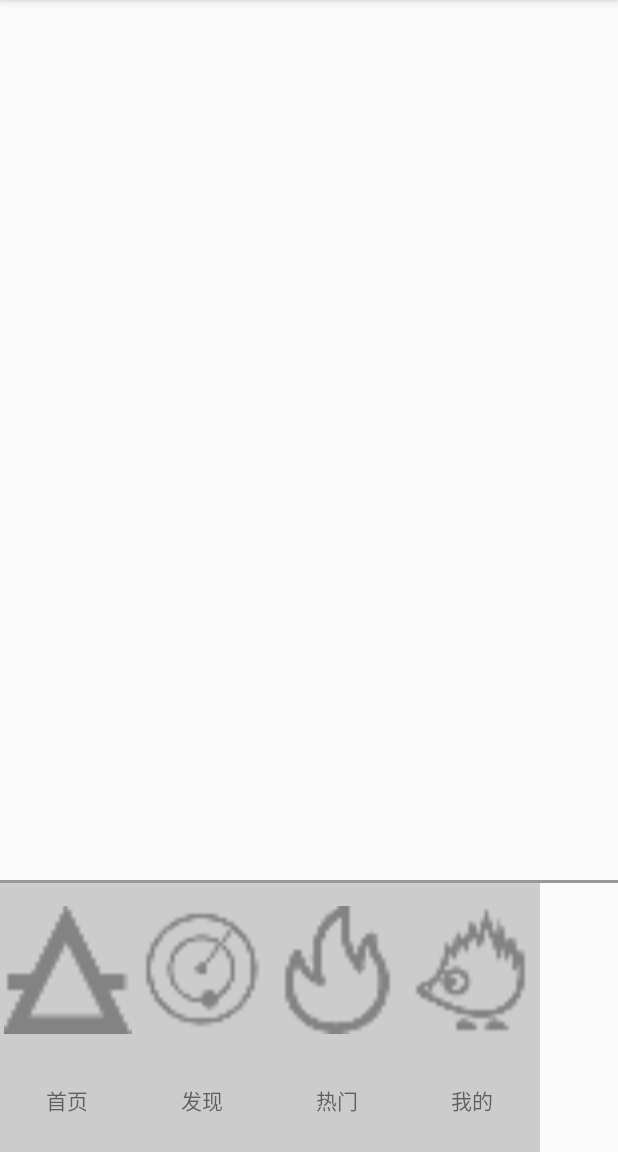
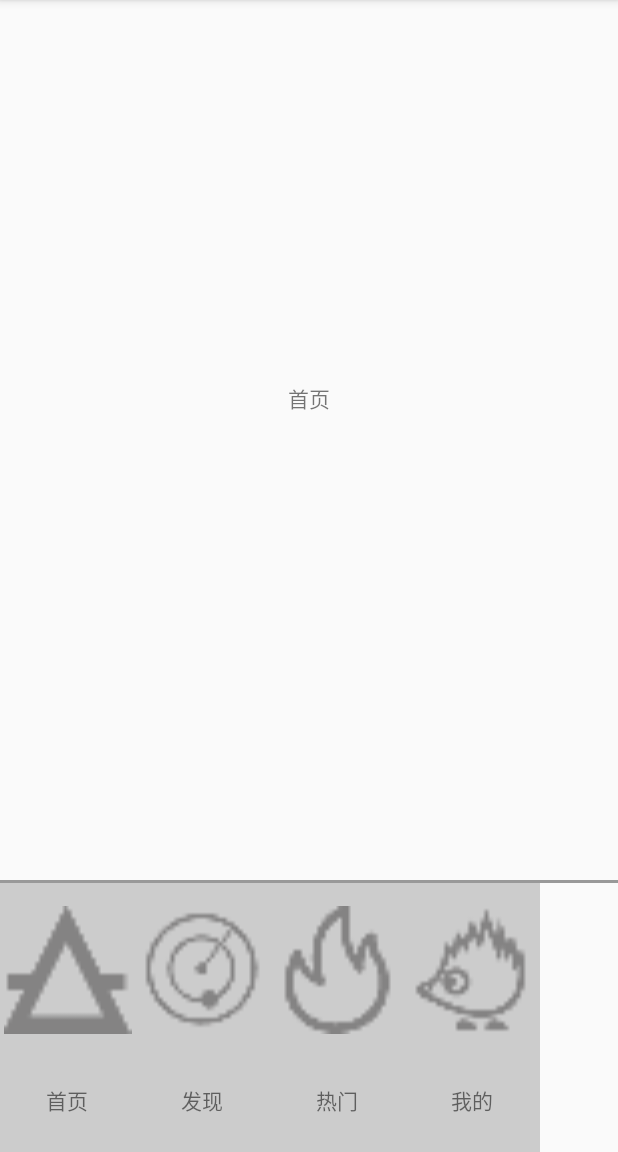
Before and after one commit to FKLJ888/15k, an Android app: the screen it shows after launch (HomeActivity), on a phone screen of 412 x 824 dp, the part 84-1236 px from its top. Run offline under Robolectric (Android 15) with nearby library versions, the phone set to English and light mode, and no system bars; our stand-ins replace RxJava; libraries missing offline, so code that uses them is left out: org.zackratos.ultimatebar; 2 statements that could not run were skipped.

```diff
--- a/Sample_Store/app/src/main/AndroidManifest.xml
+++ b/Sample_Store/app/src/main/AndroidManifest.xml
@@ -2,6 +2,8 @@
 <manifest xmlns:android="http://schemas.android.com/apk/res/android"
     package="maple.story.xdy">
     <uses-permission android:name="android.permission.INTERNET"></uses-permission>
+    <uses-permission android:name="android.permission.READ_EXTERNAL_STORAGE"></uses-permission>
+    <uses-permission android:name="android.permission.WRITE_EXTERNAL_STORAGE"></uses-permission>
 
     <application
         android:allowBackup="true"
--- a/Sample_Store/app/src/main/java/maple/story/xdy/activity/HomeActivity.kt
+++ b/Sample_Store/app/src/main/java/maple/story/xdy/activity/HomeActivity.kt
@@ -3,6 +3,8 @@ package maple.story.xdy.activity
 import android.os.Bundle
 import android.support.v4.app.Fragment
 import maple.story.xdy.R
+import maple.story.xdy.R.id.main_frameLayout
+import maple.story.xdy.fragment.IndexFragment
 import maple.story.xdy.mvp.base.BaseActivity
 import maple.story.xdy.mvp.presenter.HomePresenter
 
@@ -10,7 +12,12 @@ import maple.story.xdy.mvp.presenter.HomePresenter
  * Created by XP on 2017/11/27.
  */
 class HomeActivity: BaseActivity<HomePresenter>(){
-    private lateinit var fragments:List<Fragment>
+    var fragments=ArrayList<Fragment>()
+
+    override fun initEvent() {
+        //添加一个Fragment
+        supportFragmentManager.beginTransaction().add(R.id.main_frameLayout,IndexFragment()).commit()
+    }
 
     override fun initContextView(): Int {
         return R.layout.activity_home
@@ -19,8 +26,4 @@ class HomeActivity: BaseActivity<HomePresenter>(){
     override fun initData() {
     }
 
-    override fun initListener() {
-    }
-
-
 }
--- a/Sample_Store/app/src/main/java/maple/story/xdy/fragment/IndexFragment.kt
+++ b/Sample_Store/app/src/main/java/maple/story/xdy/fragment/IndexFragment.kt
@@ -1,11 +1,46 @@
 package maple.story.xdy.fragment
 
+import android.content.Context
+import android.util.Log
+import android.view.View
+import android.widget.TextView
+import com.tt.lvruheng.eyepetizer.mvp.model.bean.HomeBean
+import maple.story.xdy.R
 import maple.story.xdy.mvp.base.BaseFragment
+import maple.story.xdy.mvp.contract.IndexContract
 import maple.story.xdy.mvp.presenter.IndexPresenter
 
 /**
  * Created by XP on 2017/11/27.
  */
-class IndexFragment :BaseFragment<IndexPresenter>(){
+class IndexFragment :BaseFragment<IndexPresenter>(),IndexContract.IndexView{
+    lateinit var tv: TextView
 
+    //V层的接口
+    override fun dataSucc(bean: HomeBean) {
+        println("下一页的网址 : "+bean.nextPageUrl)
+        Log.i("xxx","下一页的网址 : "+bean.nextPageUrl)
+    }
+
+    //初始化事件
+    override fun initEvent(context: Context) {
+        Log.i("xxx","IndexFragment的初始化事件的方法")
+        presenter.requestData()
+    }
+
+    //初始化数据
+    override fun initData(context: Context) {
+        Log.i("xxx","IndexFragment的初始化数据的方法")
+    }
+
+    //初始化布局
+    override fun initContentView(): Int {
+        return R.layout.fragment_index
+    }
+
+    //findById用的
+    override fun initView(view: View) {
+        Log.i("xxx","IndexFragment的获取控件的方法")
+        tv= view.findViewById(R.id.fragment_home_tv) as TextView
+    }
 }
--- a/Sample_Store/app/src/main/java/maple/story/xdy/mvp/base/BaseActivity.kt
+++ b/Sample_Store/app/src/main/java/maple/story/xdy/mvp/base/BaseActivity.kt
@@ -35,7 +35,7 @@ abstract class BaseActivity<P : IPresenter> : AppCompatActivity(), IView {
         }
 
         initData()
-        initListener()
+        initEvent()
     }
 
     //初始化View
@@ -45,7 +45,7 @@ abstract class BaseActivity<P : IPresenter> : AppCompatActivity(), IView {
     abstract fun initData()
 
     //创建事件
-    abstract fun initListener()
+    abstract fun initEvent()
 
     override fun onDestroy() {
         super.onDestroy()
--- a/Sample_Store/app/src/main/java/maple/story/xdy/mvp/base/BaseFragment.kt
+++ b/Sample_Store/app/src/main/java/maple/story/xdy/mvp/base/BaseFragment.kt
@@ -19,8 +19,10 @@ abstract class BaseFragment<P : IPresenter> : Fragment(),IView{
         {
             presenter.attachView(this)
         }
+        var view:View=View.inflate(activity,initContentView(),null)
+        initView(view)
         initData(activity)
-        return View.inflate(activity,initContentView(),null)
+        return view
     }
 
     override fun onActivityCreated(savedInstanceState: Bundle?) {
@@ -39,4 +41,5 @@ abstract class BaseFragment<P : IPresenter> : Fragment(),IView{
     abstract fun initEvent(context: Context)
     abstract fun initData(context: Context)
     abstract fun initContentView():Int
+    abstract fun initView(view: View)
 }
--- a/Sample_Store/app/src/main/java/maple/story/xdy/mvp/modle/IndexModle.kt
+++ b/Sample_Store/app/src/main/java/maple/story/xdy/mvp/modle/IndexModle.kt
@@ -1,9 +1,31 @@
 package maple.story.xdy.mvp.modle
 
+import android.util.Log
+import com.tt.lvruheng.eyepetizer.mvp.model.bean.HomeBean
+import io.reactivex.Observable
+import io.reactivex.Observer
+import io.reactivex.Scheduler
+import io.reactivex.android.schedulers.AndroidSchedulers
+import io.reactivex.schedulers.Schedulers
 import maple.story.xdy.mvp.base.BaseModle
+import maple.story.xdy.mvp.contract.IndexContract
+import maple.story.xdy.mvp.presenter.IndexPresenter
+import maple.story.xdy.retrofit.base.BaseBean
+import maple.story.xdy.retrofit.observer.BaseObserver
 
 /**
  * Created by XP on 2017/11/27.
+ *
+ * 耗时操作:请求数据
+ *
+ * 请求参数,Observer(观察者)
  */
-class IndexModle : BaseModle() {
+class IndexModle : BaseModle(),IndexContract.IndexModle{
+    override fun getData(observer: BaseObserver<IndexPresenter, HomeBean>) {
+
+        Log.i("xxx","IndexM层获取数据")
+        apiService!!.getHomeData().subscribeOn(Schedulers.io())
+                .observeOn(AndroidSchedulers.mainThread())
+                .subscribe(observer)
+    }
 }
--- a/Sample_Store/app/src/main/java/maple/story/xdy/mvp/presenter/IndexPresenter.kt
+++ b/Sample_Store/app/src/main/java/maple/story/xdy/mvp/presenter/IndexPresenter.kt
@@ -1,14 +1,33 @@
 package maple.story.xdy.mvp.presenter
 
+import android.util.Log
+import com.tt.lvruheng.eyepetizer.mvp.model.bean.HomeBean
 import maple.story.xdy.fragment.FindFragment
 import maple.story.xdy.fragment.IndexFragment
 import maple.story.xdy.mvp.base.BasePresenter
+import maple.story.xdy.mvp.contract.IndexContract
 import maple.story.xdy.mvp.modle.FindModle
 import maple.story.xdy.mvp.modle.IndexModle
+import maple.story.xdy.retrofit.observer.BaseObserver
 
 /**
  * Created by XP on 2017/11/27.
  */
-class IndexPresenter : BasePresenter<IndexFragment, IndexModle>(){
-
+class IndexPresenter : BasePresenter<IndexFragment, IndexModle>(),IndexContract.IndexPresenter{
+    override fun requestData() {
+        //验证V层传递过来的参数
+        Log.i("xxx","IndexP层验证数据")
+        /**
+         * ....
+         */
+        //调用M层获取数据的方法   //
+        modle.getData(object : BaseObserver<IndexPresenter,HomeBean>(this, view.activity!!){
+            override fun onSuccess(bean: HomeBean) {
+                Log.i("xxx","Index获取数据成功")
+                view.dataSucc(bean)
+            }
+            override fun onErrorable(e: Throwable) {
+            }
+        })
+    }
 }
--- a/Sample_Store/app/src/main/res/layout/activity_home.xml
+++ b/Sample_Store/app/src/main/res/layout/activity_home.xml
@@ -117,6 +117,7 @@
         android:layout_width="match_parent"
         android:layout_height="match_parent"
         android:layout_above="@+id/main_line1"
+        android:id="@+id/main_frameLayout"
         >
     </FrameLayout>
 </RelativeLayout>
--- /dev/null
+++ b/Sample_Store/app/src/main/res/layout/fragment_index.xml
@@ -0,0 +1,11 @@
+<?xml version="1.0" encoding="utf-8"?>
+<RelativeLayout
+    xmlns:android="http://schemas.android.com/apk/res/android" android:layout_width="match_parent"
+    android:layout_height="match_parent">
+    <TextView
+        android:layout_width="match_parent"
+        android:layout_height="match_parent"
+        android:id="@+id/fragment_home_tv"
+        android:text="首页"
+        android:gravity="center"/>
+</RelativeLayout>
```
Also changed, not shown: Sample_Store/app/src/main/java/maple/story/xdy/fragment/FindFragment.kt (+14 -0 lines), Sample_Store/app/src/main/java/maple/story/xdy/fragment/HotFragment.kt (+14 -0 lines), Sample_Store/app/src/main/java/maple/story/xdy/fragment/MineFragment.kt (+13 -0 lines), Sample_Store/app/src/main/java/maple/story/xdy/mvp/contract/IndexContract.kt (+12 -3 lines), Sample_Store/app/src/main/java/maple/story/xdy/retrofit/observer/BaseObserver.kt (+4 -4 lines).
